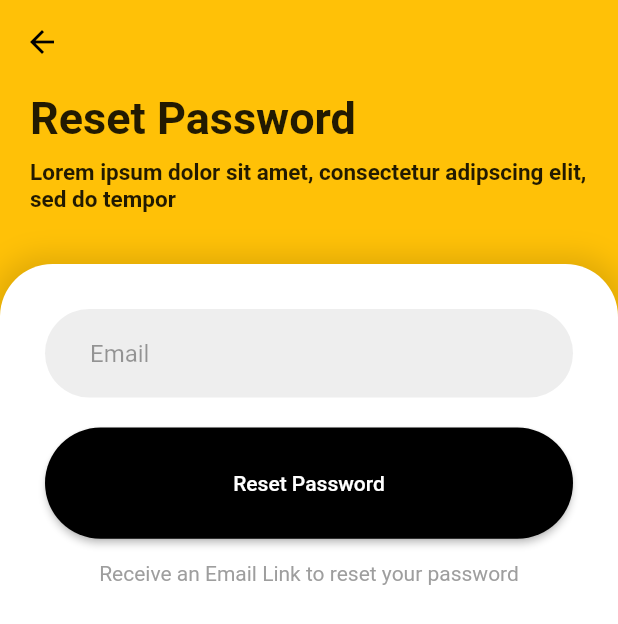
After one commit to ZaryabAlam/Deeps, a Flutter app: the ForgotPassword screen opened directly, on a phone screen of 412 x 824 dp. The commit adds this screen. Shown: the top 624 px of the screen. Run offline on Flutter 3.47's test engine with Material 2 defaults, Android fonts, the light colour scheme and no system bars; our stand-ins replace firebase_auth, firebase_core, fluttertoast, get, url_launcher_web; accounts and stored records are empty.

Commit message:
Project Update

```diff
--- a/lib/main.dart
+++ b/lib/main.dart
@@ -5,7 +5,6 @@ import 'package:get/get.dart';
 import 'package:firebase_auth/firebase_auth.dart';
 import 'package:firebase_core/firebase_core.dart';
 
-//test
 Future<void> main() async {
   WidgetsFlutterBinding.ensureInitialized();
   runApp(MyApp());
--- /dev/null
+++ b/lib/views/SignIN/forgot_password_page.dart
@@ -0,0 +1,198 @@
+import 'package:deeps/views/signIn/signin.dart';
+import 'package:firebase_auth/firebase_auth.dart';
+import 'package:firebase_core/firebase_core.dart';
+import 'package:flutter/material.dart';
+import 'package:get/get.dart';
+
+import '../../Utils/loaderDialog.dart';
+import '../../Utils/mySnackbar.dart';
+
+class ForgotPassword extends StatefulWidget {
+  const ForgotPassword({super.key});
+
+  @override
+  State<ForgotPassword> createState() => _ForgotPasswordState();
+}
+
+class _ForgotPasswordState extends State<ForgotPassword> {
+  final emailController = TextEditingController();
+  var _numberForm = GlobalKey<FormState>();
+  bool isValidForm = false;
+  bool isLoading = false;
+
+  @override
+  void dispose() {
+    emailController.dispose();
+
+    super.dispose();
+  }
+
+  @override
+  Widget build(BuildContext context) {
+    final _h = MediaQuery.of(context).size.height;
+    // final _w = MediaQuery.of(context).size.width;
+
+    return Scaffold(
+      backgroundColor: Colors.amber,
+      appBar: AppBar(
+        iconTheme: IconThemeData(color: Colors.black),
+        backgroundColor: Colors.amber,
+        elevation: 0,
+      ),
+/////////////////////////////////////////////////////////////////////////////////////////
+////////////////////////////////////////////////////////////////////////////////////////
+      body: SingleChildScrollView(
+        child: Stack(
+          children: [
+            Column(
+              mainAxisAlignment: MainAxisAlignment.start,
+              children: [
+                Padding(
+                  padding: EdgeInsets.symmetric(horizontal: 20),
+                  child: Column(
+                    children: [
+                      SizedBox(height: 5),
+                      Align(
+                        alignment: Alignment.centerLeft,
+                        child: Text(
+                          "Reset Password",
+                          style: TextStyle(
+                              fontWeight: FontWeight.bold, fontSize: 30),
+                        ),
+                      ),
+                      SizedBox(height: 10),
+                      Align(
+                        alignment: Alignment.centerLeft,
+                        child: Text(
+                          "Lorem ipsum dolor sit amet, consectetur adipscing elit, sed do tempor",
+                          style: TextStyle(
+                              fontWeight: FontWeight.bold, fontSize: 15),
+                        ),
+                      ),
+                    ],
+                  ),
+                ),
+              ],
+            ),
+            // Spacer(),
+
+            Column(
+              mainAxisAlignment: MainAxisAlignment.end,
+              children: [
+                SizedBox(height: 120),
+                Container(
+                  height: _h * 0.90,
+                  // width: double.infinity,
+                  decoration: BoxDecoration(
+                      boxShadow: [
+                        BoxShadow(
+                            color: Colors.black12,
+                            spreadRadius: 5,
+                            blurRadius: 15)
+                      ],
+                      color: Colors.white,
+                      borderRadius: BorderRadius.only(
+                          topRight: Radius.circular(35),
+                          topLeft: Radius.circular(35))),
+                  child: Form(
+                    key: _numberForm,
+                    child: Padding(
+                      padding:
+                          EdgeInsets.symmetric(horizontal: 30, vertical: 30),
+                      child: Column(
+                        mainAxisAlignment: MainAxisAlignment.start,
+                        children: [
+                          // SizedBox(height: 80),
+                          TextFormField(
+                            validator: (inputValue) {
+                              if (inputValue!.isEmpty) {
+                                return "Enter Email";
+                              } else if (!RegExp(r'\S+@\S+\.\S+')
+                                  .hasMatch(inputValue)) {
+                                return "Please Enter Correct Email";
+                              }
+                              return null;
+                            },
+                            controller: emailController,
+                            cursorColor: Colors.black,
+                            textInputAction: TextInputAction.next,
+                            keyboardType: TextInputType.emailAddress,
+                            decoration: InputDecoration(
+                                contentPadding: const EdgeInsets.symmetric(
+                                    vertical: 20.0, horizontal: 30.0),
+                                hintText: "Email",
+                                hintStyle: TextStyle(color: Colors.black38),
+                                filled: true,
+                                fillColor: Colors.grey.shade200,
+                                border: OutlineInputBorder(
+                                    borderSide: BorderSide.none,
+                                    borderRadius: BorderRadius.circular(80))),
+                          ),
+                          SizedBox(height: 20),
+                          Container(
+                            height: _h * 0.09,
+                            child: TextButton(
+                                style: TextButton.styleFrom(
+                                    elevation: 2,
+                                    shape: RoundedRectangleBorder(
+                                        borderRadius:
+                                            BorderRadius.circular(80)),
+                                    primary: Colors.white,
+                                    backgroundColor: Colors.black,
+                                    minimumSize: Size.fromHeight(70)),
+                                onPressed: () {
+                                  if (_numberForm.currentState!.validate()) {
+                                    setState(() {
+                                      isValidForm = true;
+                                      isLoading = true;
+                                      showLoaderDialog(context);
+                                      resetPassword();
+                                    });
+                                  } else {
+                                    setState(() {
+                                      isValidForm = false;
+                                    });
+                                  }
+                                },
+                                child: Text("Reset Password")),
+                          ),
+                          SizedBox(height: 15),
+                          Text(
+                            "Receive an Email Link to reset your password",
+                            textAlign: TextAlign.center,
+                            style: TextStyle(
+                              color: Colors.grey,
+                            ),
+                          ),
+                        ],
+                      ),
+                    ),
+                  ),
+                ),
+              ],
+            )
+          ],
+        ),
+      ),
+    );
+  }
+
+  Future resetPassword() async {
+    await Future.delayed(const Duration(seconds: 3));
+    setState(() {
+      isLoading = false;
+      navigator!.pop();
+    });
+    try {
+      await FirebaseAuth.instance
+          .sendPasswordResetEmail(email: emailController.text.trim());
+      Get.to(() => SignIn());
+      Get.showSnackbar(mySnackbar("Reset Link has been sent!", Colors.green,
+          Icons.check_circle_rounded));
+    } on FirebaseAuthException catch (e) {
+      Get.showSnackbar(mySnackbar('Reset Failed! Email doesn\'t exist',
+          Colors.red, Icons.warning_rounded));
+      print(e);
+    }
+  }
+}
--- a/lib/views/SignIN/signin.dart
+++ b/lib/views/SignIN/signin.dart
@@ -1,10 +1,9 @@
 import 'package:deeps/views/app_page.dart';
-import 'package:deeps/views/extra.dart';
 import 'package:deeps/views/SignUP/signup.dart';
+import 'package:deeps/views/signIn/forgot_password_page.dart';
 import 'package:flutter/material.dart';
 import 'package:url_launcher/url_launcher.dart';
 import 'package:get/get.dart';
-import 'package:fluttertoast/fluttertoast.dart';
 import 'package:firebase_auth/firebase_auth.dart';
 
 class SignIn extends StatefulWidget {
@@ -187,7 +186,7 @@ class _SignInState extends State<SignIn> {
                           SizedBox(height: 10),
                           GestureDetector(
                             onTap: () {
-                              Get.to(() => Extra());
+                              Get.to(() => ForgotPassword());
                             },
                             child: Align(
                                 alignment: Alignment.centerRight,
```
Also changed, not shown: lib/Utils/loaderDialog.dart (added, +19 -0 lines), lib/Utils/mySnackbar.dart (added, +13 -0 lines), lib/views/SignUP/signup.dart (+4 -23 lines), lib/views/about_page.dart (added, +15 -0 lines).
